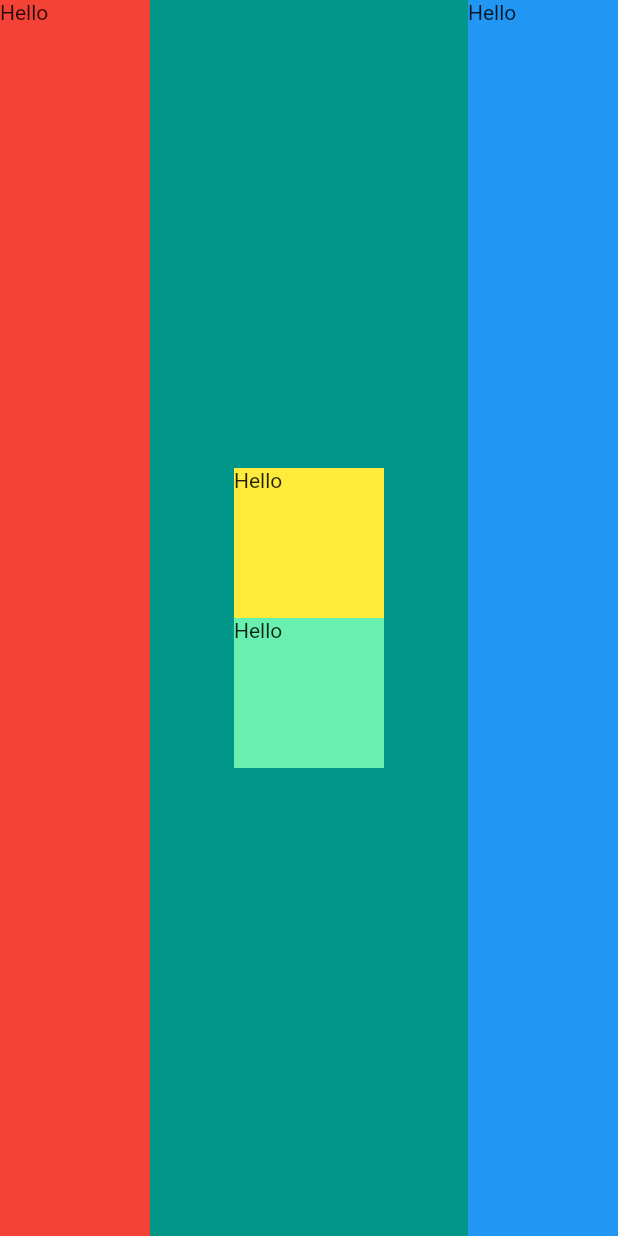
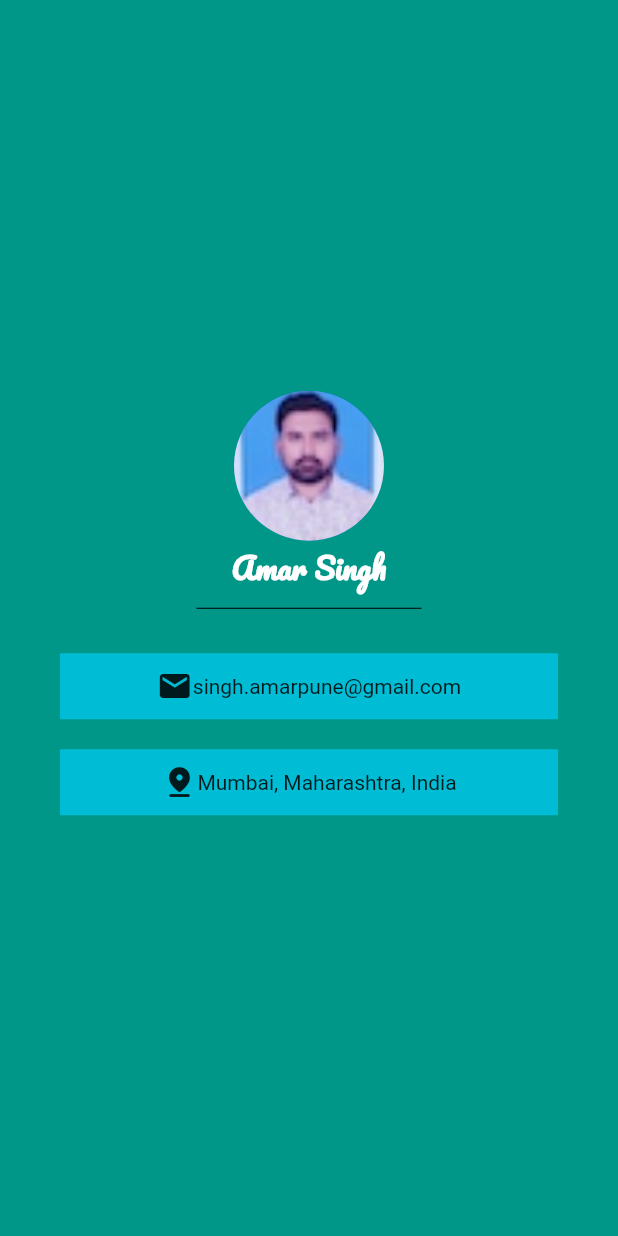
Before and after one commit to AmarSinghRajput/flutterLayoutPractice, a Flutter app: the screen it shows after launch, on a phone screen of 412 x 824 dp. Run offline on Flutter 3.47's test engine with Material 2 defaults, Android fonts, the phone set to English and light mode, and no system bars; missing offline and left inert: dart:ffi.

Commit message:
Profile card (Mi card) UI

```diff
--- a/tcg_project/lib/pages/login_page.dart
+++ b/tcg_project/lib/pages/login_page.dart
@@ -1,3 +1,5 @@
+import 'dart:ffi';
+
 import 'package:flutter/material.dart';
 
 class LoginPage extends StatefulWidget {
@@ -18,43 +20,55 @@ class _LoginPageState extends State<LoginPage> {
         home: Scaffold(
       backgroundColor: Colors.teal,
       body: SafeArea(
-        child: Row(
-            mainAxisAlignment: MainAxisAlignment.spaceBetween,
-            crossAxisAlignment: CrossAxisAlignment.stretch,
+        child: Column(
+            mainAxisAlignment: MainAxisAlignment.center,
             children: [
-              Container(
-                height: 100,
-                width: 100,
-                color: Colors.red,
-                child: Text("Hello"),
+              CircleAvatar(
+              radius: 50,
+              foregroundImage: AssetImage("assests/images/photo.jpeg"),
+            ),
+              Text(
+                  "Amar Singh",
+                      style: TextStyle(
+                        fontFamily: "Pacifico",
+                        fontSize: 20,
+                        color: Colors.white,
+                        fontWeight: FontWeight.bold
+                      ),
               ),
-              Column(
-                mainAxisAlignment: MainAxisAlignment.center,
-                children: [
-                  Container(
-                    height: 100,
-                    width: 100,
-                    // margin: EdgeInsets.symmetric(vertical: 20),
-                    color: Colors.yellow,
-                    child: Text("Hello"),
-                  ),
-                  Container(
-                    height: 100,
-                    width: 100,
-                    // margin: EdgeInsets.symmetric(vertical: 20),
-                    color: Colors.greenAccent,
-                    child: Text("Hello"),
-                  ),
-                ],
+              SizedBox(
+                height: 20.0,
+                width: 150.0,
+                child: Divider(
+                  color: Colors.black,
+                ),
               ),
               Container(
-                height: 100,
-                width: 100,
-                // margin: EdgeInsets.symmetric(vertical: 20),
-                color: Colors.blue,
-                child: Text("Hello"),
-              )
+                color: Colors.cyan,
+                margin: EdgeInsets.fromLTRB(40, 20, 40, 0),
+                padding: EdgeInsets.symmetric(vertical: 10),
+                child: Row(
+                  mainAxisAlignment: MainAxisAlignment.center,
+                  children: [
+                        Icon(Icons.email),
+                        Text("singh.amarpune@gmail.com")
+                  ],
+                ),
+              ),
+              Container(
+                color: Colors.cyan,
+                margin: EdgeInsets.symmetric(horizontal: 40, vertical: 20),
+                padding: EdgeInsets.symmetric(vertical: 10),
+                child: Row(
+                  mainAxisAlignment: MainAxisAlignment.center,
+                  children: [
+                    Icon(Icons.pin_drop_rounded),
+                    Text("Mumbai, Maharashtra, India")
+                  ],
+                ),
+              ),
             ]),
+
       ),
     ));
   }
```
Also changed, not shown: tcg_project/pubspec.yaml (+5 -4 lines), tcg_project/Fonts/Pacifico-Regular.ttf (added), tcg_project/assests/images/photo.jpeg (added).
